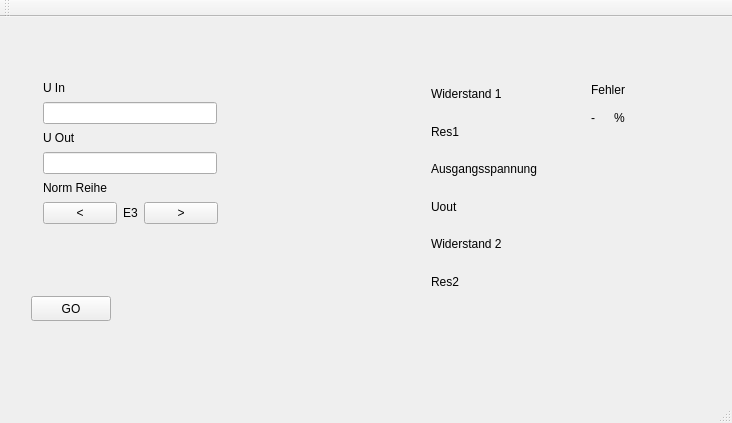
The window that UI/WiderstandsteilerUI/Widerstandsteiler.ui (Seebuebe/Widerstandsteiler) describes before a commit, drawn with Qt 5.
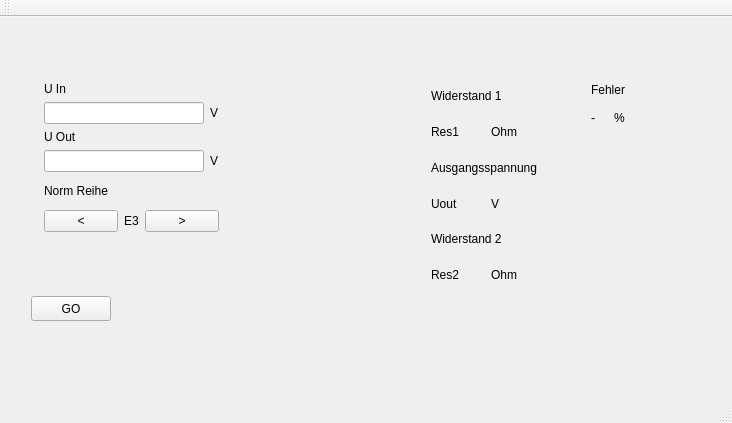
The same window after the commit. Icons and pictures are not drawn.

Commit message: UI Rundungsfunktion Implementriert

Patch:
```diff
--- a/UI/WiderstandsteilerUI/Widerstandsteiler.ui
+++ b/UI/WiderstandsteilerUI/Widerstandsteiler.ui
@@ -36,72 +36,6 @@
    <widget class="QWidget" name="layoutWidget">
     <property name="geometry">
      <rect>
-      <x>420</x>
-      <y>50</y>
-      <width>136</width>
-      <height>241</height>
-     </rect>
-    </property>
-    <layout class="QVBoxLayout" name="verticalLayout_9">
-     <item>
-      <layout class="QVBoxLayout" name="verticalLayout_6">
-       <item>
-        <widget class="QLabel" name="Res1Lable">
-         <property name="text">
-          <string>Widerstand 1</string>
-         </property>
-        </widget>
-       </item>
-       <item>
-        <widget class="QLabel" name="Res1">
-         <property name="text">
-          <string>Res1</string>
-         </property>
-        </widget>
-       </item>
-      </layout>
-     </item>
-     <item>
-      <layout class="QVBoxLayout" name="verticalLayout_7">
-       <item>
-        <widget class="QLabel" name="UoutLable">
-         <property name="text">
-          <string>Ausgangsspannung</string>
-         </property>
-        </widget>
-       </item>
-       <item>
-        <widget class="QLabel" name="UoutVal">
-         <property name="text">
-          <string>Uout</string>
-         </property>
-        </widget>
-       </item>
-      </layout>
-     </item>
-     <item>
-      <layout class="QVBoxLayout" name="verticalLayout_8">
-       <item>
-        <widget class="QLabel" name="label_4">
-         <property name="text">
-          <string>Widerstand 2</string>
-         </property>
-        </widget>
-       </item>
-       <item>
-        <widget class="QLabel" name="Res2">
-         <property name="text">
-          <string>Res2</string>
-         </property>
-        </widget>
-       </item>
-      </layout>
-     </item>
-    </layout>
-   </widget>
-   <widget class="QWidget" name="">
-    <property name="geometry">
-     <rect>
       <x>580</x>
       <y>51</y>
       <width>61</width>
@@ -152,38 +86,64 @@
    <widget class="QWidget" name="">
     <property name="geometry">
      <rect>
-      <x>32</x>
-      <y>52</y>
+      <x>33</x>
+      <y>54</y>
       <width>196</width>
-      <height>166</height>
+      <height>172</height>
      </rect>
     </property>
-    <layout class="QVBoxLayout" name="verticalLayout_4">
+    <layout class="QVBoxLayout" name="verticalLayout_5">
      <item>
-      <layout class="QVBoxLayout" name="verticalLayout">
+      <layout class="QVBoxLayout" name="verticalLayout_4">
        <item>
-        <widget class="QLabel" name="UIn">
-         <property name="text">
-          <string>U In</string>
-         </property>
-        </widget>
+        <layout class="QVBoxLayout" name="verticalLayout">
+         <item>
+          <widget class="QLabel" name="UIn">
+           <property name="text">
+            <string>U In</string>
+           </property>
+          </widget>
+         </item>
+         <item>
+          <layout class="QHBoxLayout" name="horizontalLayout_4">
+           <item>
+            <widget class="QLineEdit" name="UinStr"/>
+           </item>
+           <item>
+            <widget class="QLabel" name="label_3">
+             <property name="text">
+              <string>V</string>
+             </property>
+            </widget>
+           </item>
+          </layout>
+         </item>
+        </layout>
        </item>
        <item>
-        <widget class="QLineEdit" name="UinStr"/>
-       </item>
-      </layout>
-     </item>
-     <item>
-      <layout class="QVBoxLayout" name="verticalLayout_2">
-       <item>
-        <widget class="QLabel" name="UOut">
-         <property name="text">
-          <string>U Out</string>
-         </property>
-        </widget>
-       </item>
-       <item>
-        <widget class="QLineEdit" name="UoutStr"/>
+        <layout class="QVBoxLayout" name="verticalLayout_2">
+         <item>
+          <widget class="QLabel" name="UOut">
+           <property name="text">
+            <string>U Out</string>
+           </property>
+          </widget>
+         </item>
+         <item>
+          <layout class="QHBoxLayout" name="horizontalLayout_3">
+           <item>
+            <widget class="QLineEdit" name="UoutStr"/>
+           </item>
+           <item>
+            <widget class="QLabel" name="label_2">
+             <property name="text">
+              <string>V</string>
+             </property>
+            </widget>
+           </item>
+          </layout>
+         </item>
+        </layout>
        </item>
       </layout>
      </item>
@@ -228,6 +188,105 @@
      </item>
     </layout>
    </widget>
+   <widget class="QWidget" name="">
+    <property name="geometry">
+     <rect>
+      <x>420</x>
+      <y>53</y>
+      <width>136</width>
+      <height>231</height>
+     </rect>
+    </property>
+    <layout class="QVBoxLayout" name="verticalLayout_9">
+     <item>
+      <layout class="QVBoxLayout" name="verticalLayout_7">
+       <item>
+        <widget class="QLabel" name="Res1Lable">
+         <property name="text">
+          <string>Widerstand 1</string>
+         </property>
+        </widget>
+       </item>
+       <item>
+        <layout class="QHBoxLayout" name="horizontalLayout_6">
+         <item>
+          <widget class="QLabel" name="Res1">
+           <property name="text">
+            <string>Res1</string>
+           </property>
+          </widget>
+         </item>
+         <item>
+          <widget class="QLabel" name="label_6">
+           <property name="text">
+            <string>Ohm</string>
+           </property>
+          </widget>
+         </item>
+        </layout>
+       </item>
+      </layout>
+     </item>
+     <item>
+      <layout class="QVBoxLayout" name="verticalLayout_6">
+       <item>
+        <widget class="QLabel" name="UoutLable">
+         <property name="text">
+          <string>Ausgangsspannung</string>
+         </property>
+        </widget>
+       </item>
+       <item>
+        <layout class="QHBoxLayout" name="horizontalLayout_5">
+         <item>
+          <widget class="QLabel" name="UoutVal">
+           <property name="text">
+            <string>Uout</string>
+           </property>
+          </widget>
+         </item>
+         <item>
+          <widget class="QLabel" name="label_5">
+           <property name="text">
+            <string>V</string>
+           </property>
+          </widget>
+         </item>
+        </layout>
+       </item>
+      </layout>
+     </item>
+     <item>
+      <layout class="QVBoxLayout" name="verticalLayout_8">
+       <item>
+        <widget class="QLabel" name="label_4">
+         <property name="text">
+          <string>Widerstand 2</string>
+         </property>
+        </widget>
+       </item>
+       <item>
+        <layout class="QHBoxLayout" name="horizontalLayout_7">
+         <item>
+          <widget class="QLabel" name="Res2">
+           <property name="text">
+            <string>Res2</string>
+           </property>
+          </widget>
+         </item>
+         <item>
+          <widget class="QLabel" name="label_7">
+           <property name="text">
+            <string>Ohm</string>
+           </property>
+          </widget>
+         </item>
+        </layout>
+       </item>
+      </layout>
+     </item>
+    </layout>
+   </widget>
   </widget>
   <widget class="QMenuBar" name="menuBar">
    <property name="geometry">
```
The commit also changes 5 other files.
